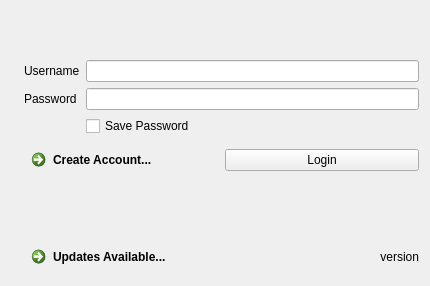
This is ggpo/gui/ui/logindialog.ui in rumbler/pyside2ggpo as Qt 5 draws it before an edit. The edited form follows.
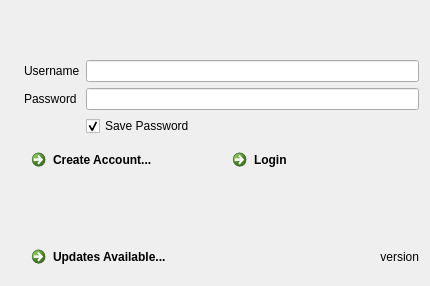
This is the edited form. Icons and pictures are not drawn.

Commit message: login button same size as register button

```diff
--- a/ggpo/gui/ui/logindialog.ui
+++ b/ggpo/gui/ui/logindialog.ui
@@ -89,6 +89,9 @@
          <property name="text">
           <string>Save Password</string>
          </property>
+         <property name="checked">
+          <bool>true</bool>
+         </property>
         </widget>
        </item>
       </layout>
@@ -103,7 +106,7 @@
         </widget>
        </item>
        <item>
-        <widget class="QPushButton" name="uiLoginBtn">
+        <widget class="QCommandLinkButton" name="uiLoginBtn">
          <property name="text">
           <string>Login</string>
          </property>
```
The commit also changes 2 other files.
